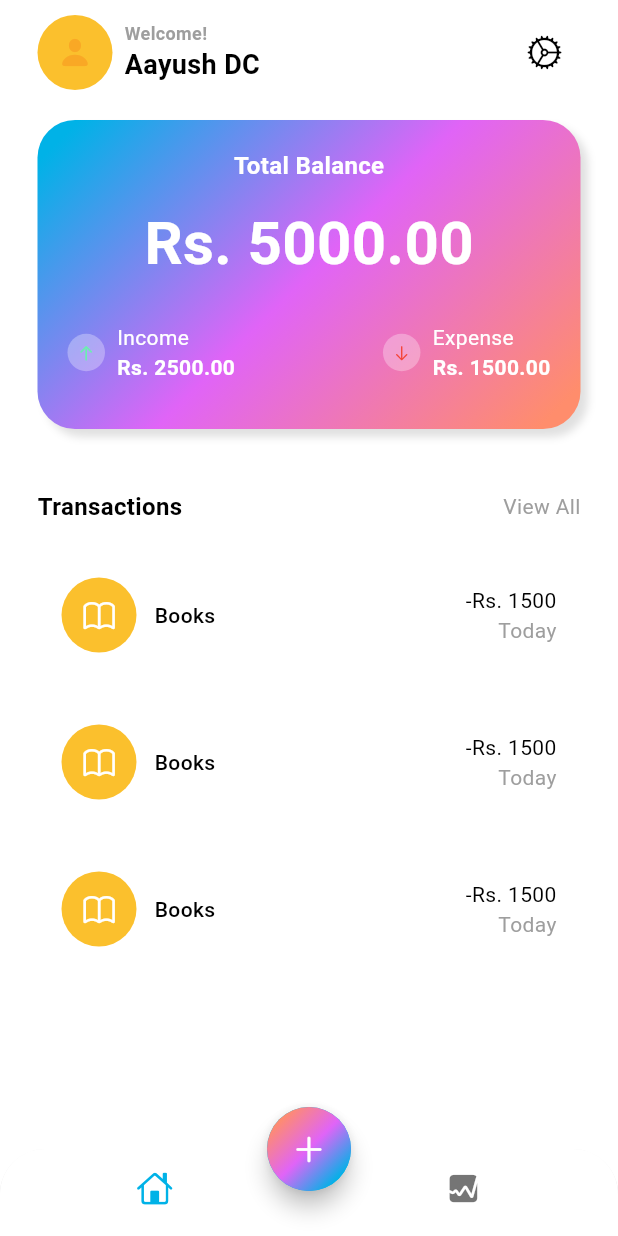
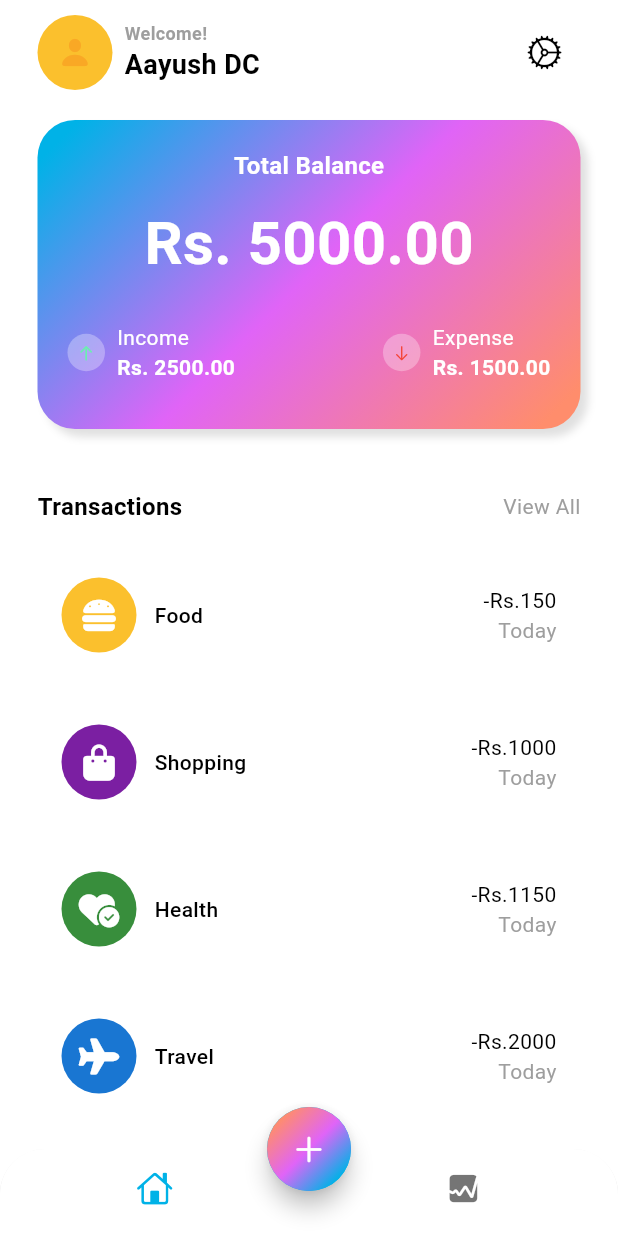
Before and after one commit to dcaayushd/Expenso-Expense-Tracker, a Flutter app: the screen it shows after launch, on a phone screen of 412 x 824 dp. Run offline on Flutter 3.47's test engine with Material 3 defaults, Android fonts, the phone set to English and light mode, and no system bars; our stand-ins replace font_awesome_flutter.

Commit message:
Transaction Updated

```diff
--- /dev/null
+++ b/lib/data/data.dart
@@ -0,0 +1,48 @@
+// ! 3rd Commit
+
+
+import 'package:flutter/material.dart';
+import 'package:font_awesome_flutter/font_awesome_flutter.dart';
+
+List<Map<String, dynamic>> transactionsData = [
+  {
+    'icon': const FaIcon(
+      FontAwesomeIcons.burger,
+      color: Colors.white,
+    ),
+    'color': Colors.yellow[700],
+    'name': 'Food',
+    'totalAmount': '-Rs.150',
+    'date': 'Today',
+  },
+  {
+    'icon': const FaIcon(
+      FontAwesomeIcons.bagShopping,
+      color: Colors.white,
+    ),
+    'color': Colors.purple[700],
+    'name': 'Shopping',
+    'totalAmount': '-Rs.1000',
+    'date': 'Today',
+  },
+  {
+    'icon': const FaIcon(
+      FontAwesomeIcons.heartCircleCheck,
+      color: Colors.white,
+    ),
+    'color': Colors.green[700],
+    'name': 'Health',
+    'totalAmount': '-Rs.1150',
+    'date': 'Today',
+  },
+  {
+    'icon': const FaIcon(
+      FontAwesomeIcons.plane,
+      color: Colors.white,
+    ),
+    'color': Colors.blue[700],
+    'name': 'Travel',
+    'totalAmount': '-Rs.2000',
+    'date': 'Today',
+  },
+];
--- a/lib/screens/home/views/main_screen.dart
+++ b/lib/screens/home/views/main_screen.dart
@@ -1,5 +1,6 @@
 import 'dart:math';
 
+import 'package:expenso_expense_tracker/data/data.dart';
 import 'package:flutter/cupertino.dart';
 import 'package:flutter/material.dart';
 
@@ -216,8 +217,6 @@ class MainScreen extends StatelessWidget {
                 ],
               ),
             ),
-
-
             const SizedBox(height: 40),
             Row(
               mainAxisAlignment: MainAxisAlignment.spaceBetween,
@@ -248,7 +247,7 @@ class MainScreen extends StatelessWidget {
             const SizedBox(height: 20),
             Expanded(
               child: ListView.builder(
-                itemCount: 3,
+                itemCount: transactionsData.length,
                 itemBuilder: (context, int i) {
                   return Padding(
                     padding: const EdgeInsets.only(bottom: 16.0),
@@ -271,21 +270,23 @@ class MainScreen extends StatelessWidget {
                                       height: 50,
                                       width: 50,
                                       decoration: BoxDecoration(
-                                        color: Colors.yellow[700],
+                                        color: transactionsData[i]['color'],
                                         shape: BoxShape.circle,
                                       ),
                                     ),
-                                    const Icon(
-                                      CupertinoIcons.book,
-                                      color: Colors.white,
-                                    ),
+                                    transactionsData[i]['icon'],
+
+                                    // const Icon(
+                                    //   CupertinoIcons.book,
+                                    //   color: Colors.white,
+                                    // ),
                                   ],
                                 ),
                                 const SizedBox(
                                   width: 12,
                                 ),
                                 Text(
-                                  'Books',
+                                  transactionsData[i]['name'],
                                   style: TextStyle(
                                     fontSize: 14,
                                     color: Theme.of(context)
@@ -300,7 +301,7 @@ class MainScreen extends StatelessWidget {
                               crossAxisAlignment: CrossAxisAlignment.end,
                               children: [
                                 Text(
-                                  '-Rs. 1500',
+                                  transactionsData[i]['totalAmount'],
                                   style: TextStyle(
                                     fontSize: 14,
                                     color: Theme.of(context)
@@ -310,7 +311,7 @@ class MainScreen extends StatelessWidget {
                                   ),
                                 ),
                                 Text(
-                                  'Today',
+                                  transactionsData[i]['date'],
                                   style: TextStyle(
                                     fontSize: 14,
                                     color:
@@ -328,7 +329,6 @@ class MainScreen extends StatelessWidget {
                 },
               ),
             ),
-
           ],
         ),
       ),
```
